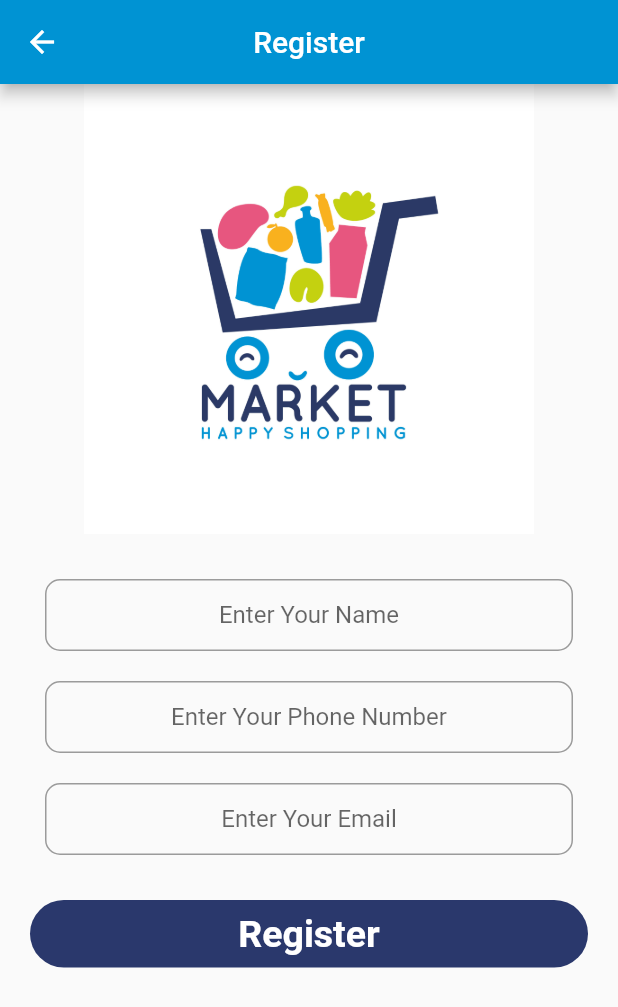
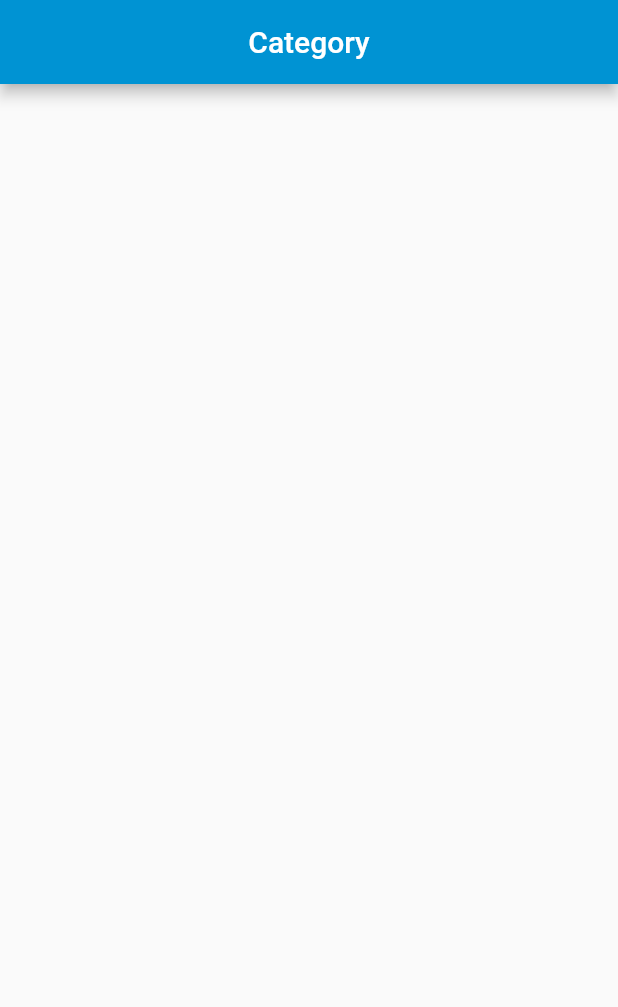
Before and after one commit to MEDOXIII/market, a Flutter app: the RegisterScreen screen opened by its route, after a tap on "Register", on a phone screen of 412 x 824 dp. Shown: the top 1007 px of the screen. Run offline on Flutter 3.47's test engine with Material 2 defaults, Android fonts, the phone set to English and light mode, and no system bars.

Commit message:
CategoryScreen commit

```diff
--- /dev/null
+++ b/lib/Screen/categoryScreen.dart
@@ -0,0 +1,23 @@
+import 'package:flutter/material.dart';
+
+class CategoryScreen extends StatelessWidget {
+  const CategoryScreen({Key? key}) : super(key: key);
+
+  @override
+  Widget build(BuildContext context) {
+    return MaterialApp(
+      home: SafeArea(
+        child: Scaffold(
+          appBar: AppBar(
+            backgroundColor: Color(0xff0093d3),
+            title: const Text(
+              'Category',
+            ),
+            centerTitle: true,
+          ),
+          body: Container(),
+        ),
+      ),
+    );
+  }
+}
--- a/lib/Screen/loginScreen.dart
+++ b/lib/Screen/loginScreen.dart
@@ -34,7 +34,9 @@ class LoginScreen extends StatelessWidget {
               SizedBox(
                 height: 20,
               ),
-              ButtonWidget('Login', () {})
+              ButtonWidget('Login', () {
+                Navigator.of(context).pushNamed('/screen3');
+              })
             ],
           ),
         ),
--- a/lib/Screen/registerScreen.dart
+++ b/lib/Screen/registerScreen.dart
@@ -34,7 +34,9 @@ class RegisterScreen extends StatelessWidget {
               SizedBox(
                 height: 20,
               ),
-              ButtonWidget('Register', () {})
+              ButtonWidget('Register', () {
+                Navigator.of(context).pushNamed('/screen3');
+              })
             ],
           ),
         ),
--- a/lib/main.dart
+++ b/lib/main.dart
@@ -1,4 +1,5 @@
 import 'package:flutter/material.dart';
+import 'package:market/Screen/categoryScreen.dart';
 import 'package:market/Screen/loginScreen.dart';
 import 'package:market/Screen/registerScreen.dart';
 
@@ -17,6 +18,7 @@ class MyApp extends StatelessWidget {
       routes: <String, WidgetBuilder>{
         '/screen1': (BuildContext context) => new LoginScreen(),
         '/screen2': (BuildContext context) => new RegisterScreen(),
+        '/screen3': (BuildContext context) => new CategoryScreen(),
       },
     );
   }
```
